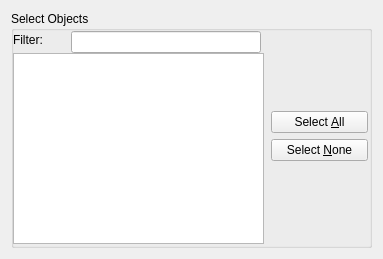
Qt form src/libkstapp/editmultiplewidget.ui (Kst-plot/kst) before a commit.
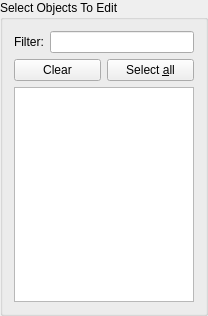
The same form after that commit.

The edit to the form file:
```diff
--- a/src/libkstapp/editmultiplewidget.ui
+++ b/src/libkstapp/editmultiplewidget.ui
@@ -5,8 +5,8 @@
    <rect>
     <x>0</x>
     <y>0</y>
-    <width>383</width>
-    <height>259</height>
+    <width>208</width>
+    <height>316</height>
    </rect>
   </property>
   <property name="sizePolicy" >
@@ -15,29 +15,26 @@
     <verstretch>0</verstretch>
    </sizepolicy>
   </property>
-  <property name="minimumSize" >
-   <size>
-    <width>383</width>
-    <height>0</height>
-   </size>
-  </property>
   <property name="windowTitle" >
    <string>EditMultipleWidget</string>
   </property>
-  <layout class="QGridLayout" >
+  <layout class="QGridLayout" name="gridLayout_2" >
+   <property name="margin" >
+    <number>0</number>
+   </property>
    <item row="0" column="0" >
     <widget class="QGroupBox" name="groupBox6" >
      <property name="title" >
-      <string>Select Objects</string>
+      <string>Select Objects To Edit</string>
      </property>
+     <layout class="QGridLayout" name="gridLayout" >
+      <item row="0" column="0" >
      <widget class="QLabel" name="textLabel1" >
-      <property name="geometry" >
-       <rect>
-        <x>2</x>
-        <y>18</y>
-        <width>51</width>
-        <height>22</height>
-       </rect>
+        <property name="sizePolicy" >
+         <sizepolicy vsizetype="Preferred" hsizetype="Fixed" >
+          <horstretch>0</horstretch>
+          <verstretch>0</verstretch>
+         </sizepolicy>
       </property>
       <property name="text" >
        <string>Filter:</string>
@@ -49,99 +46,36 @@
        <cstring>_filterEdit</cstring>
       </property>
      </widget>
-     <widget class="QLineEdit" name="_filterEdit" >
-      <property name="geometry" >
-       <rect>
-        <x>60</x>
-        <y>20</y>
-        <width>190</width>
-        <height>22</height>
-       </rect>
-      </property>
-     </widget>
-     <widget class="QWidget" name="layoutWidget" >
-      <property name="geometry" >
-       <rect>
-        <x>260</x>
-        <y>20</y>
-        <width>97</width>
-        <height>211</height>
-       </rect>
-      </property>
-      <layout class="QGridLayout" >
-       <property name="leftMargin" >
-        <number>0</number>
-       </property>
-       <property name="topMargin" >
-        <number>0</number>
-       </property>
-       <property name="rightMargin" >
-        <number>0</number>
-       </property>
-       <property name="bottomMargin" >
-        <number>0</number>
-       </property>
-       <item row="1" column="0" >
-        <widget class="QPushButton" name="_selectAllBut" >
-         <property name="text" >
-          <string>Select &amp;All</string>
-         </property>
-        </widget>
-       </item>
-       <item row="0" column="0" >
-        <spacer>
-         <property name="orientation" >
-          <enum>Qt::Vertical</enum>
-         </property>
-         <property name="sizeType" >
-          <enum>QSizePolicy::Expanding</enum>
-         </property>
-         <property name="sizeHint" >
-          <size>
-           <width>86</width>
-           <height>120</height>
-          </size>
-         </property>
-        </spacer>
-       </item>
-       <item row="3" column="0" >
-        <spacer>
-         <property name="orientation" >
-          <enum>Qt::Vertical</enum>
-         </property>
-         <property name="sizeType" >
-          <enum>QSizePolicy::Expanding</enum>
-         </property>
-         <property name="sizeHint" >
-          <size>
-           <width>86</width>
-           <height>120</height>
-          </size>
-         </property>
-        </spacer>
-       </item>
-       <item row="2" column="0" >
-        <widget class="QPushButton" name="_selectNoneBut" >
-         <property name="text" >
-          <string>Select &amp;None</string>
-         </property>
-        </widget>
-       </item>
-      </layout>
-     </widget>
+      </item>
+      <item row="0" column="1" colspan="2" >
+       <widget class="QLineEdit" name="_filterEdit" />
+      </item>
+      <item row="3" column="0" colspan="3" >
      <widget class="QListWidget" name="_objectList" >
-      <property name="geometry" >
-       <rect>
-        <x>2</x>
-        <y>42</y>
-        <width>251</width>
-        <height>191</height>
-       </rect>
-      </property>
       <property name="selectionMode" >
        <enum>QAbstractItemView::ExtendedSelection</enum>
       </property>
      </widget>
+      </item>
+      <item row="1" column="0" colspan="3" >
+       <layout class="QHBoxLayout" name="horizontalLayout" >
+        <item>
+         <widget class="QPushButton" name="_selectNoneBut" >
+          <property name="text" >
+           <string>Clear</string>
+          </property>
+         </widget>
+        </item>
+        <item>
+         <widget class="QPushButton" name="_selectAllBut" >
+          <property name="text" >
+           <string>Select &amp;all</string>
+          </property>
+         </widget>
+        </item>
+       </layout>
+      </item>
+     </layout>
     </widget>
    </item>
   </layout>
```
Left out of the diff: 2 changed lines with no effect on the pictures. Lines whose indentation alone changed are shown as unchanged.
